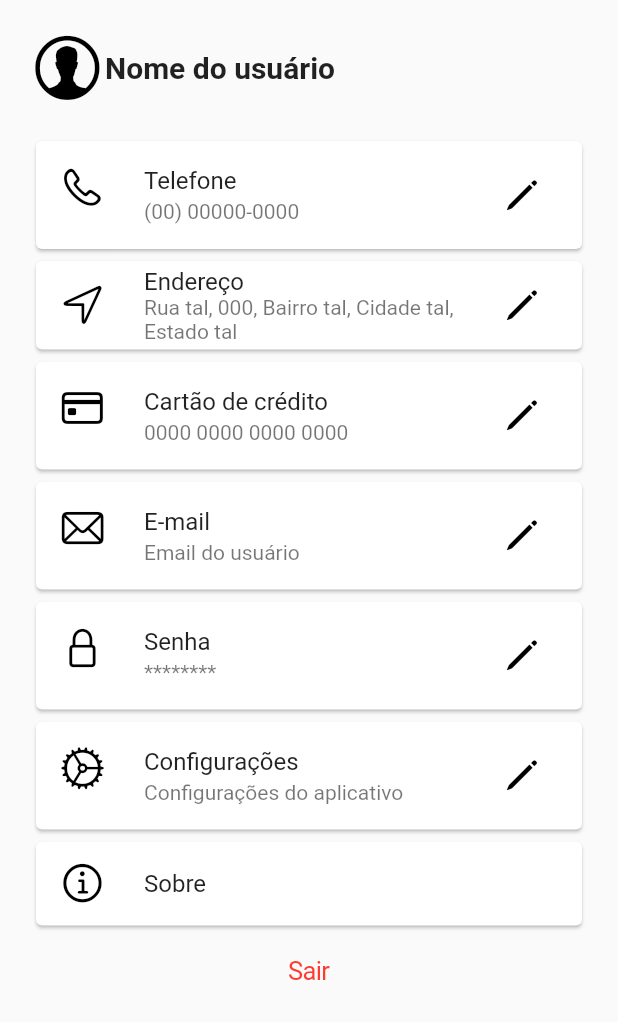
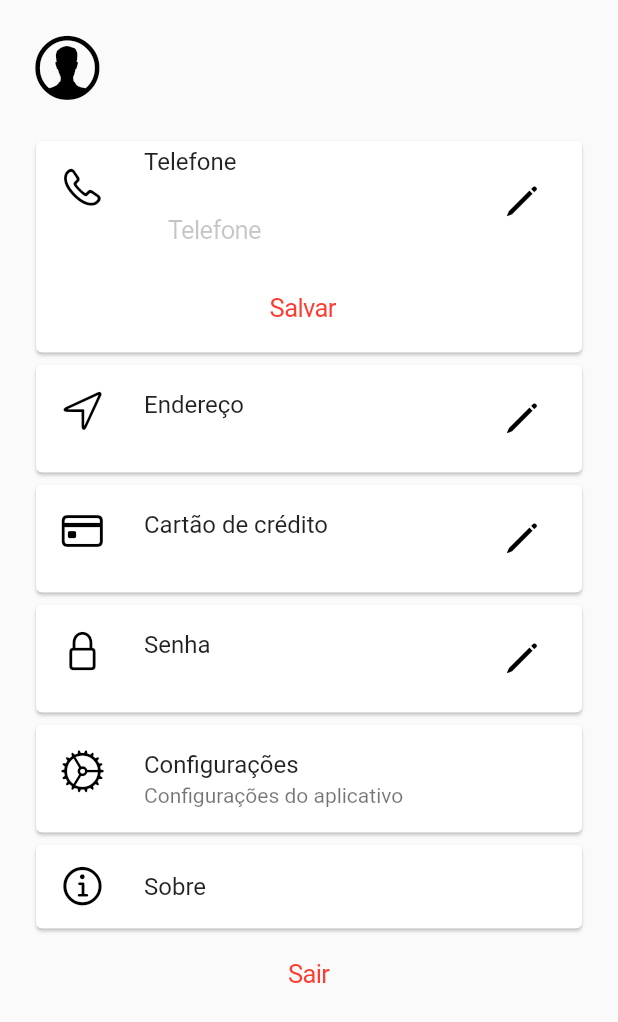
Before and after one commit to RToramaru/delivery_app, a Flutter app: the ProfileFragment widget shown alone on an empty page, opened directly, after a tap on an icon or button, on a phone screen of 412 x 824 dp. Shown: the top 1022 px of the screen. Run offline on Flutter 3.47's test engine with Material 2 defaults, Android fonts, the phone set to English and light mode, and no system bars; our stand-ins replace badges, cloud_firestore, firebase_core, flutter_multi_formatter, fluttertoast, wave; missing offline and left inert: firedart; accounts and stored records are empty; generated files the repository leaves out were written again; key blocks and very long unbroken strings in the code were emptied for the run.

Commit message:
create of functionality of profile page

```diff
--- a/lib/pages/fragments/profile_fragment.dart
+++ b/lib/pages/fragments/profile_fragment.dart
@@ -1,5 +1,9 @@
+import 'package:delivery_app/controllers/user_controller.dart';
+import 'package:delivery_app/pages/widgets/text_field_decoration.dart';
 import 'package:flutter/cupertino.dart';
 import 'package:flutter/material.dart';
+import 'package:flutter_multi_formatter/formatters/masked_input_formatter.dart';
+import 'package:provider/provider.dart';
 
 class ProfileFragment extends StatefulWidget {
   const ProfileFragment({Key? key}) : super(key: key);
@@ -9,17 +13,21 @@ class ProfileFragment extends StatefulWidget {
 }
 
 class _ProfileFragmentState extends State<ProfileFragment> {
+  UserController userController = UserController();
+
   @override
   Widget build(BuildContext context) {
+    var user = Provider.of<UserController>(context).user;
     return Container(
       margin: const EdgeInsets.all(20),
       child: Column(children: [
         Row(
           children: [
-            Icon(CupertinoIcons.person_alt_circle,
+            const Icon(CupertinoIcons.person_alt_circle,
                 size: 50, color: CupertinoColors.black),
-            Text('Nome do usuário',
-                style: TextStyle(fontSize: 20, fontWeight: FontWeight.bold)),
+            Text(user.name,
+                style:
+                    const TextStyle(fontSize: 20, fontWeight: FontWeight.bold)),
           ],
         ),
         Expanded(
@@ -29,80 +37,191 @@ class _ProfileFragmentState extends State<ProfileFragment> {
             children: [
               Card(
                 child: ListTile(
-                  leading: Icon(CupertinoIcons.phone,
+                  leading: const Icon(CupertinoIcons.phone,
                       size: 30, color: CupertinoColors.black),
-                  title: Text('Telefone'),
-                  subtitle: Text('(00) 00000-0000'),
+                  title: const Text('Telefone'),
+                  subtitle: userController.updatePhone
+                      ? Column(
+                          children: [
+                            const SizedBox(
+                              height: 10,
+                            ),
+                            CupertinoTextField(
+                              controller: userController.fieldTextUserPhone,
+                              placeholder: 'Telefone',
+                              inputFormatters: [
+                                MaskedInputFormatter('(##) #####-####'),
+                              ],
+                              keyboardType: TextInputType.number,
+                              padding: const EdgeInsets.all(16),
+                              decoration: textFieldDecoration,
+                            ),
+                            CupertinoButton(
+                              child: const Text('Salvar'),
+                              onPressed: () {
+                                userController.updatePhone = false;
+                                Provider.of<UserController>(context,
+                                        listen: false)
+                                    .updateUserPhone(
+                                  userController.fieldTextUserPhone.text,
+                                );
+                              },
+                            )
+                          ],
+                        )
+                      : Text(user.phone),
                   trailing: IconButton(
-                      icon: Icon(CupertinoIcons.pencil,
+                      icon: const Icon(CupertinoIcons.pencil,
                           size: 30, color: CupertinoColors.black),
-                      onPressed: () {}),
+                      onPressed: () {
+                        setState(() {
+                          userController.updatePhone = true;
+                        });
+                      }),
                 ),
               ),
               Card(
                 child: ListTile(
-                  leading: Icon(CupertinoIcons.location,
+                  leading: const Icon(CupertinoIcons.location,
                       size: 30, color: CupertinoColors.black),
-                  title: Text('Endereço'),
-                  subtitle:
-                      Text('Rua tal, 000, Bairro tal, Cidade tal, Estado tal'),
+                  title: const Text('Endereço'),
+                  subtitle: userController.updateAddress
+                      ? Column(
+                          children: [
+                            const SizedBox(
+                              height: 10,
+                            ),
+                            CupertinoTextField(
+                              controller: userController.fieldTextUserAddress,
+                              placeholder: 'Endereço',
+                              padding: const EdgeInsets.all(16),
+                              decoration: textFieldDecoration,
+                            ),
+                            CupertinoButton(
+                              child: const Text('Salvar'),
+                              onPressed: () {
+                                userController.updateAddress = false;
+                                Provider.of<UserController>(context,
+                                        listen: false)
+                                    .updateUserAddress(
+                                  userController.fieldTextUserAddress.text,
+                                );
+                              },
+                            )
+                          ],
+                        )
+                      : Text(user.address),
                   trailing: IconButton(
-                      icon: Icon(CupertinoIcons.pencil,
+                      icon: const Icon(CupertinoIcons.pencil,
                           size: 30, color: CupertinoColors.black),
-                      onPressed: () {}),
+                      onPressed: () {
+                        setState(() {
+                          userController.updateAddress = true;
+                        });
+
+                      }),
                 ),
               ),
               Card(
                 child: ListTile(
-                  leading: Icon(CupertinoIcons.creditcard,
+                  leading: const Icon(CupertinoIcons.creditcard,
                       size: 30, color: CupertinoColors.black),
-                  title: Text('Cartão de crédito'),
-                  subtitle: Text('0000 0000 0000 0000'),
+                  title: const Text('Cartão de crédito'),
+                  subtitle: userController.updateCard
+                      ? Column(
+                          children: [
+                            const SizedBox(
+                              height: 10,
+                            ),
+                            CupertinoTextField(
+                              controller: userController.fieldTextUserCard,
+                              placeholder: 'Cartão de crédito',
+                              inputFormatters: [
+                                MaskedInputFormatter('#### #### #### ####'),
+                              ],
+                              keyboardType: TextInputType.number,
+                              padding: const EdgeInsets.all(16),
+                              decoration: textFieldDecoration,
+                            ),
+                            CupertinoButton(
+                              child: const Text('Salvar'),
+                              onPressed: () {
+                                userController.updateCard = false;
+                                Provider.of<UserController>(context,
+                                        listen: false)
+                                    .updateUserCard(
+                                  userController.fieldTextUserCard.text,
+                                );
+                              },
+                            )
+                          ],
+                        )
+                      : Text(user.card),
                   trailing: IconButton(
-                      icon: Icon(CupertinoIcons.pencil,
+                      icon: const Icon(CupertinoIcons.pencil,
                           size: 30, color: CupertinoColors.black),
-                      onPressed: () {}),
+                      onPressed: () {
+                        setState(() {
+                          userController.updateCard = true;
+                        });
+                      }),
                 ),
               ),
               Card(
                 child: ListTile(
-                  leading: Icon(CupertinoIcons.mail,
+                  leading: const Icon(CupertinoIcons.lock,
                       size: 30, color: CupertinoColors.black),
-                  title: Text('E-mail'),
-                  subtitle: Text('Email do usuário'),
+                  title: const Text('Senha'),
+                  subtitle: userController.updatePassword
+                      ? Column(
+                          children: [
+                            const SizedBox(
+                              height: 10,
+                            ),
+                            CupertinoTextField(
+                              controller: userController.fieldTextUserPassword,
+                              placeholder: 'Senha',
+                              padding: const EdgeInsets.all(16),
+                              decoration: textFieldDecoration,
+                            ),
+                            CupertinoButton(
+                              child: const Text('Salvar'),
+                              onPressed: () {
+                                userController.updatePassword = false;
+                                Provider.of<UserController>(context,
+                                        listen: false)
+                                    .updateUserPassword(
+                                  userController.fieldTextUserPassword.text,
+                                );
+                              },
+                            )
+                          ],
+                        )
+                      : Text(user.password),
                   trailing: IconButton(
-                      icon: Icon(CupertinoIcons.pencil,
+                      icon: const Icon(CupertinoIcons.pencil,
                           size: 30, color: CupertinoColors.black),
-                      onPressed: () {}),
+                      onPressed: () {
+                        setState(() {
+                          userController.updatePassword = true;
+                        });
+                      }),
                 ),
               ),
-              Card(
-                child: ListTile(
-                  leading: Icon(CupertinoIcons.lock,
-                      size: 30, color: CupertinoColors.black),
-                  title: Text('Senha'),
-                  subtitle: Text('********'),
-                  trailing: IconButton(
-                      icon: Icon(CupertinoIcons.pencil,
-                          size: 30, color: CupertinoColors.black),
-                      onPressed: () {}),
-                ),
-              ),
-              Card(
+              GestureDetector(
+                onTap: () {},
+                child: const Card(
                   child: ListTile(
                     leading: Icon(CupertinoIcons.settings,
                         size: 30, color: CupertinoColors.black),
                     title: Text('Configurações'),
                     subtitle: Text('Configurações do aplicativo'),
-                  trailing: IconButton(
-                      icon: Icon(CupertinoIcons.pencil,
-                          size: 30, color: CupertinoColors.black),
-                      onPressed: () {}),
+                  ),
                 ),
               ),
               GestureDetector(
                 onTap: () {},
-                child: Card(
+                child: const Card(
                   child: ListTile(
                     leading: Icon(CupertinoIcons.info,
                         size: 30, color: CupertinoColors.black),
@@ -110,7 +229,9 @@ class _ProfileFragmentState extends State<ProfileFragment> {
                   ),
                 ),
               ),
-              CupertinoButton(child: Text('Sair'), onPressed: () {}),
+              CupertinoButton(child: const Text('Sair'), onPressed: () {
+                Navigator.of(context, rootNavigator: true).pushReplacementNamed('/login');
+              }),
             ],
           ),
         ))
--- a/lib/pages/login_page.dart
+++ b/lib/pages/login_page.dart
@@ -94,7 +94,7 @@ class _LoginPageState extends State<LoginPage> {
                           Provider.of<PurchaseController>(context,
                                   listen: false).configureCollection(userController.fieldTextUserEmail.text);
 
-                          Navigator.pushNamed(context, '/home');
+                          Navigator.pushReplacementNamed(context, '/home');
                         } else {
                           showModal(
                               'Erro!', 'Usuário ou senha inválidos!', context);
--- a/lib/pages/routes/app_route.dart
+++ b/lib/pages/routes/app_route.dart
@@ -18,7 +18,7 @@ class AppRoutes extends StatelessWidget {
         primaryColor: CupertinoColors.systemRed,
         brightness: Brightness.light
       ),
-      initialRoute: '/',
+      initialRoute: '/login',
       routes: {
         '/login': (context) => const LoginPage(),
         '/home': (context) => const HomePage(),
```
Also changed, not shown: lib/controllers/user_controller.dart (+32 -2 lines). Lines whose indentation alone changed are shown as unchanged.
